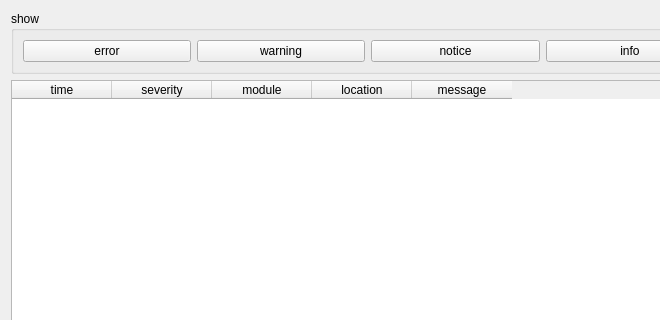
First picture: the form in isis/adapter/qt5/qlogwidget.ui, repository DerOrfa/isis, before the edit; both pictures show x 0 to 660 and y 0 to 320 of the 911 by 466 pixel window.
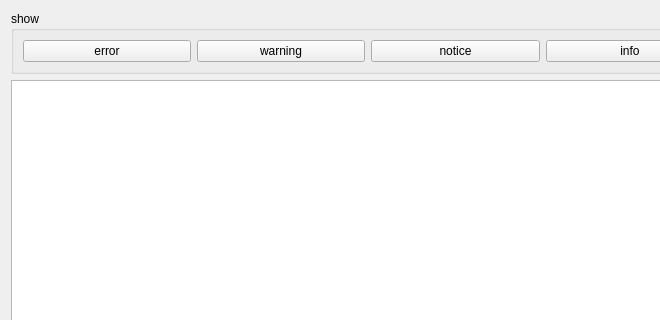
Second picture: the form after the edit.

Commit message: use a QAbstractListModel singleton to separate log storage from display

Diff of the .ui file:
```diff
--- a/isis/adapter/qt5/qlogwidget.ui
+++ b/isis/adapter/qt5/qlogwidget.ui
@@ -65,32 +65,19 @@
     </widget>
    </item>
    <item>
-    <widget class="QTableWidget" name="message_list">
-     <column>
-      <property name="text">
-       <string>time</string>
-      </property>
-     </column>
-     <column>
-      <property name="text">
-       <string>severity</string>
-      </property>
-     </column>
-     <column>
-      <property name="text">
-       <string>module</string>
-      </property>
-     </column>
-     <column>
-      <property name="text">
-       <string>location</string>
-      </property>
-     </column>
-     <column>
-      <property name="text">
-       <string>message</string>
-      </property>
-     </column>
+    <widget class="QTreeView" name="log_view">
+     <property name="editTriggers">
+      <set>QAbstractItemView::NoEditTriggers</set>
+     </property>
+     <property name="showDropIndicator" stdset="0">
+      <bool>false</bool>
+     </property>
+     <property name="uniformRowHeights">
+      <bool>true</bool>
+     </property>
+     <property name="sortingEnabled">
+      <bool>true</bool>
+     </property>
     </widget>
    </item>
   </layout>
```
The commit also changes 8 other files.
